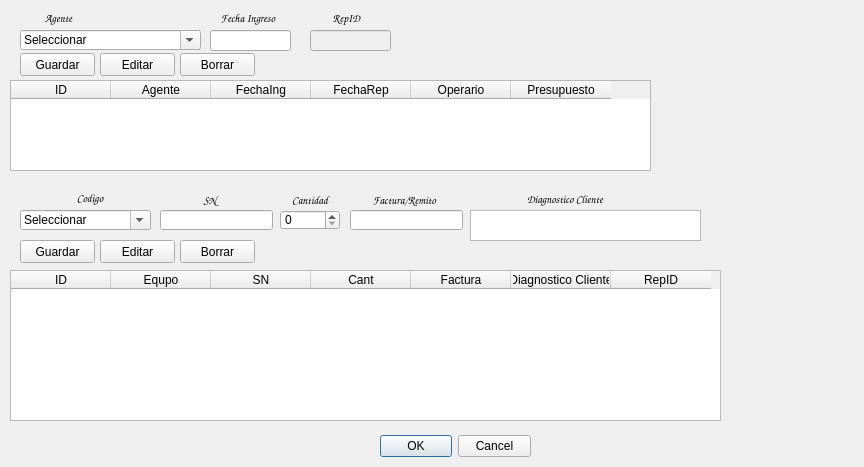
Matias2178/Sistema_Postventa, file ingreso.ui: the form before one commit.
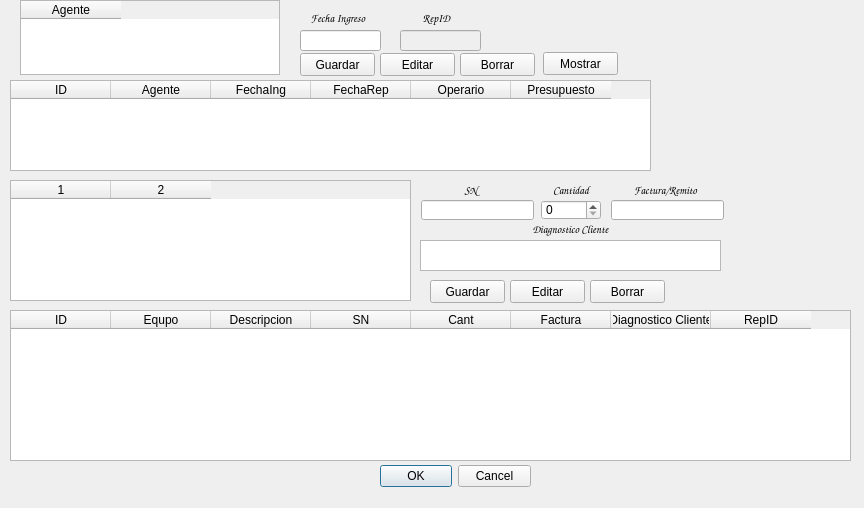
The form after the commit.

Commit message: Se muestran los datos ordenados por columnas en todas las tablas

```diff
--- a/ingreso.ui
+++ b/ingreso.ui
@@ -7,7 +7,7 @@
     <x>0</x>
     <y>0</y>
     <width>864</width>
-    <height>467</height>
+    <height>508</height>
    </rect>
   </property>
   <property name="windowTitle">
@@ -17,7 +17,7 @@
    <property name="geometry">
     <rect>
      <x>380</x>
-     <y>430</y>
+     <y>460</y>
      <width>151</width>
      <height>32</height>
     </rect>
@@ -32,8 +32,8 @@
   <widget class="QPushButton" name="IngEditar">
    <property name="geometry">
     <rect>
-     <x>100</x>
-     <y>240</y>
+     <x>510</x>
+     <y>280</y>
      <width>75</width>
      <height>23</height>
     </rect>
@@ -42,29 +42,11 @@
     <string>Editar</string>
    </property>
   </widget>
-  <widget class="QComboBox" name="Agente">
-   <property name="geometry">
-    <rect>
-     <x>20</x>
-     <y>30</y>
-     <width>181</width>
-     <height>20</height>
-    </rect>
-   </property>
-   <property name="editable">
-    <bool>true</bool>
-   </property>
-   <item>
-    <property name="text">
-     <string>Seleccionar</string>
-    </property>
-   </item>
-  </widget>
   <widget class="QSpinBox" name="IngCant">
    <property name="geometry">
     <rect>
-     <x>280</x>
-     <y>210</y>
+     <x>541</x>
+     <y>200</y>
      <width>60</width>
      <height>20</height>
     </rect>
@@ -73,7 +55,7 @@
   <widget class="QPushButton" name="RepBorrar">
    <property name="geometry">
     <rect>
-     <x>180</x>
+     <x>460</x>
      <y>53</y>
      <width>75</width>
      <height>23</height>
@@ -129,8 +111,8 @@
   <widget class="QPushButton" name="IngGuardar">
    <property name="geometry">
     <rect>
-     <x>20</x>
-     <y>240</y>
+     <x>430</x>
+     <y>280</y>
      <width>75</width>
      <height>23</height>
     </rect>
@@ -139,35 +121,11 @@
     <string>Guardar</string>
    </property>
   </widget>
-  <widget class="QLabel" name="label_49">
-   <property name="geometry">
-    <rect>
-     <x>20</x>
-     <y>190</y>
-     <width>140</width>
-     <height>16</height>
-    </rect>
-   </property>
-   <property name="font">
-    <font>
-     <family>Comic Sans MS</family>
-     <pointsize>8</pointsize>
-     <weight>75</weight>
-     <bold>true</bold>
-    </font>
-   </property>
-   <property name="text">
-    <string>Codigo</string>
-   </property>
-   <property name="alignment">
-    <set>Qt::AlignCenter</set>
-   </property>
-  </widget>
   <widget class="QPushButton" name="IngBorrar">
    <property name="geometry">
     <rect>
-     <x>180</x>
-     <y>240</y>
+     <x>590</x>
+     <y>280</y>
      <width>75</width>
      <height>23</height>
     </rect>
@@ -179,7 +137,7 @@
   <widget class="QLabel" name="lID_33">
    <property name="geometry">
     <rect>
-     <x>210</x>
+     <x>300</x>
      <y>10</y>
      <width>76</width>
      <height>16</height>
@@ -203,8 +161,8 @@
   <widget class="QLabel" name="label_50">
    <property name="geometry">
     <rect>
-     <x>280</x>
-     <y>190</y>
+     <x>541</x>
+     <y>180</y>
      <width>60</width>
      <height>20</height>
     </rect>
@@ -230,7 +188,7 @@
    </property>
    <property name="geometry">
     <rect>
-     <x>310</x>
+     <x>400</x>
      <y>30</y>
      <width>81</width>
      <height>21</height>
@@ -266,9 +224,9 @@
   <widget class="QLabel" name="label_51">
    <property name="geometry">
     <rect>
-     <x>470</x>
-     <y>190</y>
-     <width>190</width>
+     <x>420</x>
+     <y>220</y>
+     <width>301</width>
      <height>19</height>
     </rect>
    </property>
@@ -291,8 +249,8 @@
    <property name="geometry">
     <rect>
      <x>10</x>
-     <y>270</y>
-     <width>711</width>
+     <y>310</y>
+     <width>841</width>
      <height>151</height>
     </rect>
    </property>
@@ -306,6 +264,11 @@
      <string>Equpo</string>
     </property>
    </column>
+   <column>
+    <property name="text">
+     <string>Descripcion</string>
+    </property>
+   </column>
    <column>
     <property name="text">
      <string>SN</string>
@@ -335,7 +298,7 @@
   <widget class="QPushButton" name="RepEditar">
    <property name="geometry">
     <rect>
-     <x>100</x>
+     <x>380</x>
      <y>53</y>
      <width>75</width>
      <height>23</height>
@@ -348,9 +311,9 @@
   <widget class="QTextEdit" name="IngCom">
    <property name="geometry">
     <rect>
-     <x>470</x>
-     <y>210</y>
-     <width>231</width>
+     <x>420</x>
+     <y>240</y>
+     <width>301</width>
      <height>31</height>
     </rect>
    </property>
@@ -365,7 +328,7 @@
   <widget class="QPushButton" name="RepGuardar">
    <property name="geometry">
     <rect>
-     <x>20</x>
+     <x>300</x>
      <y>53</y>
      <width>75</width>
      <height>23</height>
@@ -378,7 +341,7 @@
   <widget class="QLineEdit" name="FIngreso">
    <property name="geometry">
     <rect>
-     <x>210</x>
+     <x>300</x>
      <y>30</y>
      <width>81</width>
      <height>21</height>
@@ -411,52 +374,10 @@
     <set>Qt::AlignCenter</set>
    </property>
   </widget>
-  <widget class="QLabel" name="label_6">
-   <property name="geometry">
-    <rect>
-     <x>40</x>
-     <y>10</y>
-     <width>37</width>
-     <height>16</height>
-    </rect>
-   </property>
-   <property name="font">
-    <font>
-     <family>Comic Sans MS</family>
-     <pointsize>8</pointsize>
-     <weight>75</weight>
-     <bold>true</bold>
-    </font>
-   </property>
-   <property name="text">
-    <string>Agente</string>
-   </property>
-   <property name="alignment">
-    <set>Qt::AlignCenter</set>
-   </property>
-  </widget>
-  <widget class="QComboBox" name="IngEquipo">
-   <property name="geometry">
-    <rect>
-     <x>20</x>
-     <y>210</y>
-     <width>131</width>
-     <height>20</height>
-    </rect>
-   </property>
-   <property name="editable">
-    <bool>true</bool>
-   </property>
-   <item>
-    <property name="text">
-     <string>Seleccionar</string>
-    </property>
-   </item>
-  </widget>
   <widget class="QLabel" name="lID_34">
    <property name="geometry">
     <rect>
-     <x>330</x>
+     <x>420</x>
      <y>10</y>
      <width>33</width>
      <height>16</height>
@@ -480,8 +401,8 @@
   <widget class="QLineEdit" name="IngSN">
    <property name="geometry">
     <rect>
-     <x>160</x>
-     <y>210</y>
+     <x>421</x>
+     <y>200</y>
      <width>113</width>
      <height>20</height>
     </rect>
@@ -490,8 +411,8 @@
   <widget class="QLineEdit" name="IngFac">
    <property name="geometry">
     <rect>
-     <x>350</x>
-     <y>210</y>
+     <x>611</x>
+     <y>200</y>
      <width>113</width>
      <height>20</height>
     </rect>
@@ -500,8 +421,8 @@
   <widget class="QLabel" name="label_52">
    <property name="geometry">
     <rect>
-     <x>180</x>
-     <y>190</y>
+     <x>441</x>
+     <y>180</y>
      <width>60</width>
      <height>20</height>
     </rect>
@@ -524,8 +445,8 @@
   <widget class="QLabel" name="label_53">
    <property name="geometry">
     <rect>
-     <x>349</x>
-     <y>190</y>
+     <x>610</x>
+     <y>180</y>
      <width>111</width>
      <height>20</height>
     </rect>
@@ -545,6 +466,73 @@
     <set>Qt::AlignCenter</set>
    </property>
   </widget>
+  <widget class="QTableWidget" name="IngEquipoTabla">
+   <property name="geometry">
+    <rect>
+     <x>10</x>
+     <y>180</y>
+     <width>401</width>
+     <height>121</height>
+    </rect>
+   </property>
+   <property name="frameShape">
+    <enum>QFrame::StyledPanel</enum>
+   </property>
+   <property name="frameShadow">
+    <enum>QFrame::Sunken</enum>
+   </property>
+   <property name="verticalScrollBarPolicy">
+    <enum>Qt::ScrollBarAsNeeded</enum>
+   </property>
+   <property name="sizeAdjustPolicy">
+    <enum>QAbstractScrollArea::AdjustToContents</enum>
+   </property>
+   <property name="editTriggers">
+    <set>QAbstractItemView::AnyKeyPressed|QAbstractItemView::CurrentChanged|QAbstractItemView::DoubleClicked|QAbstractItemView::EditKeyPressed</set>
+   </property>
+   <property name="dragEnabled">
+    <bool>true</bool>
+   </property>
+   <property name="alternatingRowColors">
+    <bool>true</bool>
+   </property>
+   <property name="columnCount">
+    <number>2</number>
+   </property>
+   <column/>
+   <column/>
+  </widget>
+  <widget class="QTableWidget" name="AgenteTabla">
+   <property name="geometry">
+    <rect>
+     <x>20</x>
+     <y>0</y>
+     <width>260</width>
+     <height>75</height>
+    </rect>
+   </property>
+   <property name="alternatingRowColors">
+    <bool>true</bool>
+   </property>
+   <column>
+    <property name="text">
+     <string>Agente</string>
+    </property>
+   </column>
+  </widget>
+  <widget class="QPushButton" name="RepMostrar">
+   <property name="geometry">
+    <rect>
+     <x>543</x>
+     <y>52</y>
+     <width>75</width>
+     <height>23</height>
+    </rect>
+   </property>
+   <property name="text">
+    <string>Mostrar</string>
+   </property>
+  </widget>
  </widget>
  <resources/>
  <connections>
```
The commit also changes 13 other files.
